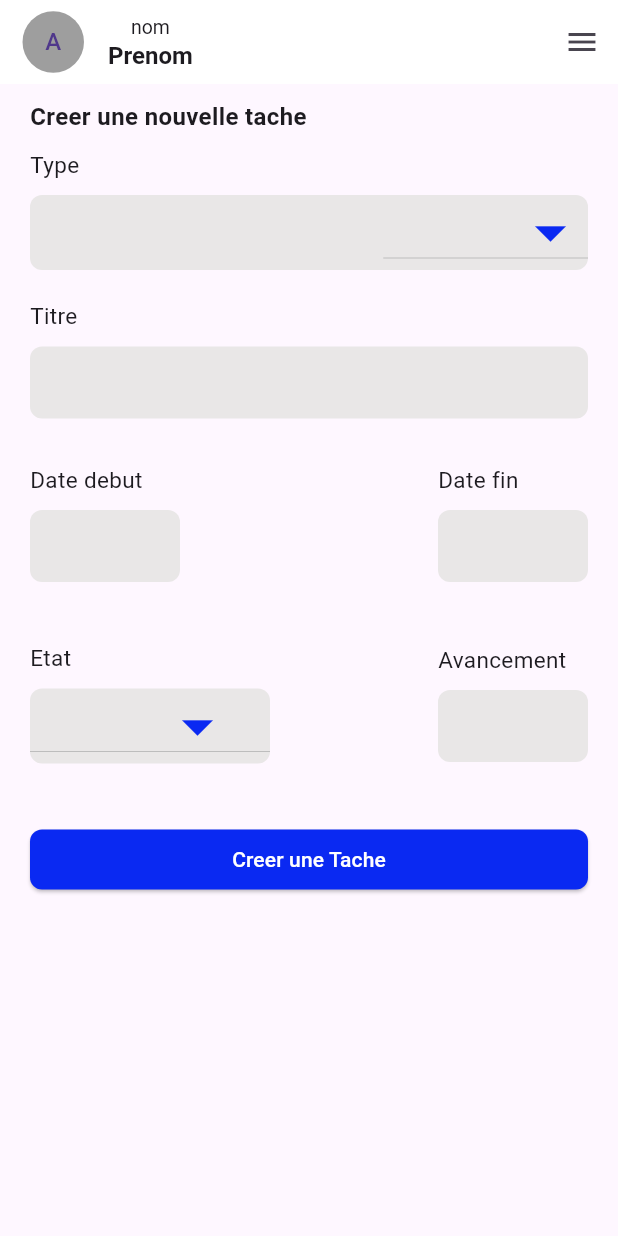
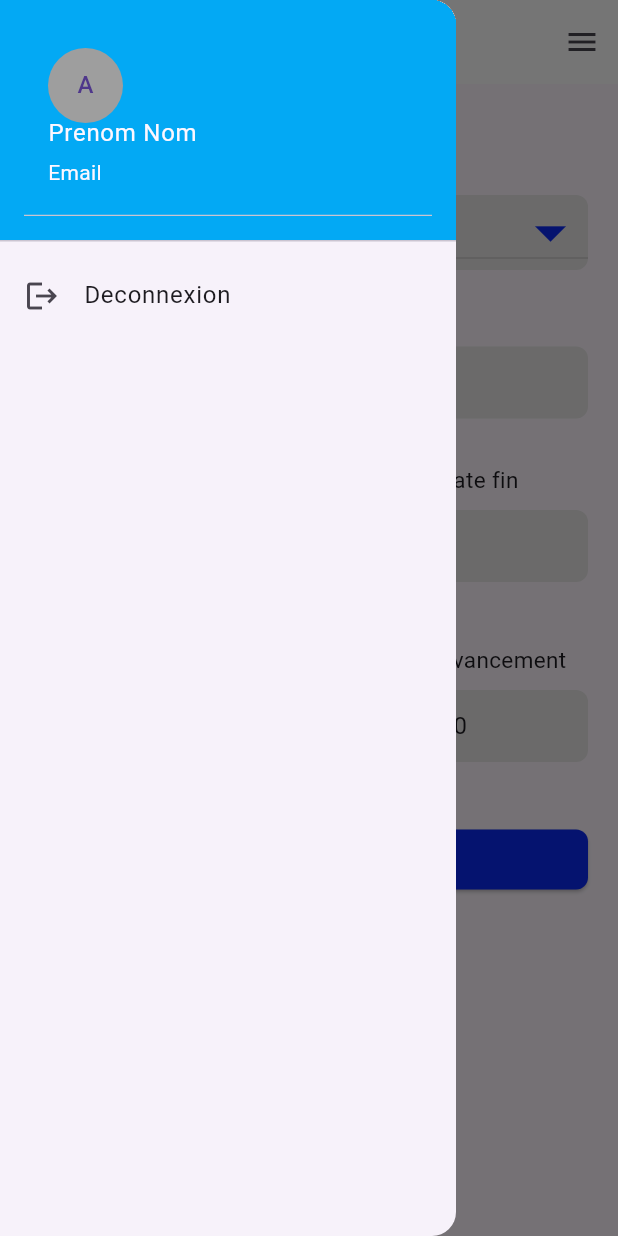
Before and after one commit to Ibrahima-Lam/liste_des_taches, a Flutter app: the FormPage widget shown alone on an empty page, opened directly, with the side drawer open (before the commit the screen has no drawer), on a phone screen of 412 x 824 dp. Run offline on Flutter 3.47's test engine with Material 3 defaults, Android fonts, the light colour scheme and no system bars; our stand-ins replace cloud_firestore, firebase_auth, firebase_core, shared_preferences; accounts and stored records are empty.

Commit message:
commit 08 jan

```diff
--- a/lib/form_page.dart
+++ b/lib/form_page.dart
@@ -2,8 +2,7 @@ import 'package:flutter/material.dart';
 import 'package:liste_des_taches/main.dart';
 import 'package:liste_des_taches/service/tache_service.dart';
 import 'package:liste_des_taches/taches/tache.dart';
-
-import 'package:liste_des_taches/widget/popupmenu_widget.dart';
+import 'package:liste_des_taches/widget/scafold_widget.dart';
 
 Color grisClair = const Color.fromARGB(255, 233, 231, 231);
 
@@ -81,37 +80,7 @@ class _FormPageState extends State<FormPage>
 
   @override
   Widget build(BuildContext context) {
-    return Scaffold(
-      appBar: AppBar(
-        backgroundColor: Colors.white,
-        leading: Container(
-          margin: EdgeInsets.only(left: 15),
-          child: const CircleAvatar(
-            backgroundColor: Colors.grey,
-            child: Text('A'),
-          ),
-        ),
-        title: const Column(
-          children: [
-            Text(
-              'nom',
-              style: TextStyle(fontSize: 13),
-            ),
-            Text(
-              'Prenom',
-              style: TextStyle(
-                fontSize: 16,
-                fontWeight: FontWeight.bold,
-              ),
-            ),
-          ],
-        ),
-        actions: [
-          PopupMenuWidget(
-            contxt: context,
-          )
-        ],
-      ),
+    return ScaffoldWidget(
       body: Container(
         padding: EdgeInsets.all(10),
         child: ListView(
@@ -325,7 +294,14 @@ class _FormPageState extends State<FormPage>
                   color: grisClair,
                   borderRadius: BorderRadius.circular(8),
                 ),
-                child: TextField(
+                child: TextFormField(
+                  initialValue: (avancement ?? 0).toString(),
+                  validator: (value) {
+                    if ((value as int) > 100 || (value as int) < 0) {
+                      return 'La valeur doit etre 0 et 100';
+                    }
+                    return null;
+                  },
                   keyboardType: TextInputType.number,
                   onChanged: (val) {
                     avancement = int.parse(val);
--- a/lib/service/storage_sevice.dart
+++ b/lib/service/storage_sevice.dart
@@ -4,14 +4,13 @@ class StorageService {
   Future<void> setData(
       {required String email, required String password}) async {
     final prefs = await SharedPreferences.getInstance();
-    await prefs.setString('email', email);
-    await prefs.setString('password', password);
+    await prefs.setStringList('user', [email, password]);
   }
 
   Future<Map<String, String?>> getData() async {
     final prefs = await SharedPreferences.getInstance();
-    final email = prefs.getString('email');
-    final password = prefs.getString('password');
+    final email = prefs.getStringList('user')![0];
+    final password = prefs.getStringList('user')![1];
     return {'email': email, 'password': password};
   }
 }
--- a/lib/widget/popupmenu_widget.dart
+++ b/lib/widget/popupmenu_widget.dart
@@ -18,14 +18,14 @@ class PopupMenuWidget extends StatelessWidget {
         color: grisClair,
         itemBuilder: (context) => [
               PopupMenuItem(
-                child: Text('Liste des Taches'),
+                child: const Text('Liste des Taches'),
                 onTap: () {
                   Navigator.of(context).push(
                       MaterialPageRoute(builder: (context) => ListePage()));
                 },
               ),
               PopupMenuItem(
-                child: Text('Ajouter une Tache'),
+                child: const Text('Ajouter une Tache'),
                 onTap: () async {
                   await Navigator.of(contxt)
                       .push(MaterialPageRoute(builder: (contxt) => FormPage()));
@@ -33,7 +33,7 @@ class PopupMenuWidget extends StatelessWidget {
                 },
               ),
               PopupMenuItem(
-                child: Text('Deconnexion'),
+                child: const Text('Deconnexion'),
                 onTap: () async {
                   StorageService().setData(email: '', password: '');
                   Navigator.pop(context);
--- /dev/null
+++ b/lib/widget/scafold_widget.dart
@@ -0,0 +1,48 @@
+import 'package:flutter/material.dart';
+import 'package:liste_des_taches/widget/drawer_widget.dart';
+import 'package:liste_des_taches/widget/popupmenu_widget.dart';
+
+class ScaffoldWidget extends StatelessWidget {
+  final Widget body;
+  final Function? onTap;
+  const ScaffoldWidget({super.key, required this.body, this.onTap});
+
+  @override
+  Widget build(BuildContext context) {
+    return Scaffold(
+      appBar: AppBar(
+        backgroundColor: Colors.white,
+        leading: IconButton(
+          onPressed: () => Scaffold.of(context).openDrawer(),
+          icon: const CircleAvatar(
+            backgroundColor: Colors.grey,
+            child: Text('A'),
+          ),
+        ),
+        title: const Column(
+          children: [
+            Text(
+              'nom',
+              style: TextStyle(fontSize: 13),
+            ),
+            Text(
+              'Prenom',
+              style: TextStyle(
+                fontSize: 16,
+                fontWeight: FontWeight.bold,
+              ),
+            ),
+          ],
+        ),
+        actions: [
+          PopupMenuWidget(
+            contxt: context,
+            onTap: onTap,
+          )
+        ],
+      ),
+      body: body,
+      drawer: DrawerWidget(),
+    );
+  }
+}
```
Also changed, not shown: lib/liste.dart (+12 -86 lines), lib/login_page.dart (+13 -11 lines).
